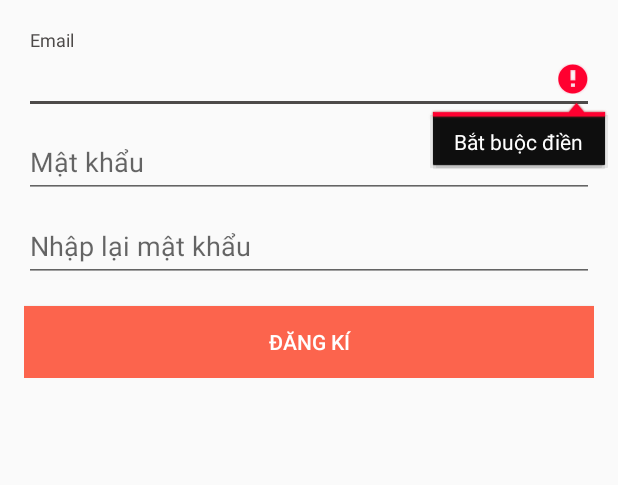
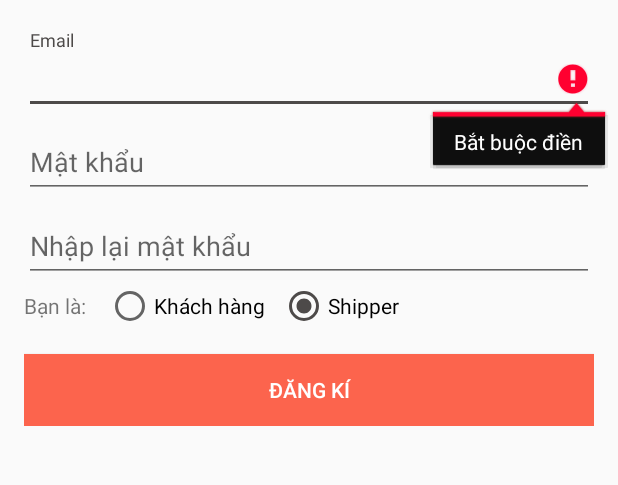
Before and after one commit to tungtobi/smartMobility, an Android app: the RegisterActivity screen opened directly, with no data from a screen before it, after a tap on "ĐĂNG KÍ", on a phone screen of 412 x 824 dp, the part 298-783 px from its top. Run offline under Robolectric (Android 15) with nearby library versions, the phone set to English and light mode, and no system bars; our stand-ins replace Volley; 2 statements that could not run were skipped; 1 other tap on this screen came first.

Commit message:
update login & register

```diff
--- a/app/src/main/java/vn/hrtech/myapplication/RegisterActivity.java
+++ b/app/src/main/java/vn/hrtech/myapplication/RegisterActivity.java
@@ -31,6 +31,8 @@ import android.widget.ArrayAdapter;
 import android.widget.AutoCompleteTextView;
 import android.widget.Button;
 import android.widget.EditText;
+import android.widget.RadioButton;
+import android.widget.RadioGroup;
 import android.widget.TextView;
 import android.widget.Toast;
 
@@ -83,6 +85,8 @@ public class RegisterActivity extends AppCompatActivity implements LoaderCallbac
     private AutoCompleteTextView mEmailView;
     private EditText mPasswordView;
     private EditText mPasswordViewAgain;
+    private RadioGroup mRadioGroup;
+    private RadioButton mRadioButton;
 
     @Override
     protected void onCreate(Bundle savedInstanceState) {
@@ -106,6 +110,8 @@ public class RegisterActivity extends AppCompatActivity implements LoaderCallbac
             }
         });
 
+        mRadioGroup = (RadioGroup)findViewById(R.id.radioGroup);
+
         Button mRegisterButton = (Button) findViewById(R.id.email_register_button);
         mRegisterButton.setOnClickListener(new OnClickListener() {
             @Override
@@ -114,6 +120,12 @@ public class RegisterActivity extends AppCompatActivity implements LoaderCallbac
             }
         });
 
+    }
+
+    public void checkButton(View v) {
+        int radioId = mRadioGroup.getCheckedRadioButtonId();
+        mRadioButton = (RadioButton)findViewById(radioId);
+        Toast.makeText(this, mRadioButton.getText(), Toast.LENGTH_LONG).show();
     }
 
     private void populateAutoComplete() {
@@ -161,6 +173,12 @@ public class RegisterActivity extends AppCompatActivity implements LoaderCallbac
         // Reset errors.
         mEmailView.setError(null);
         mPasswordView.setError(null);
+        mPasswordViewAgain.setError(null);
+
+        // Check radio button
+        String role = mRadioButton.getText().toString().equals("Shipper") ? "Shipper" : "CUSTOMER";
+
+        Toast.makeText(this, role, Toast.LENGTH_LONG).show();
 
         // Store values at the time of the login attempt.
         final String email = mEmailView.getText().toString();
@@ -202,11 +220,11 @@ public class RegisterActivity extends AppCompatActivity implements LoaderCallbac
         } else {
             // Show a progress spinner, and kick off a background task to
             // perform the user login attempt.
-            post(email, password);
+            post(email, password, role);
         }
     }
 
-    private void post(String email, String pass) {
+    private void post(String email, String pass, String role) {
         String reg_url = "http://18.188.242.150/api/User";
         RequestQueue myQueue = Volley.newRequestQueue(this);
         JSONObject userData = new JSONObject();
@@ -214,6 +232,7 @@ public class RegisterActivity extends AppCompatActivity implements LoaderCallbac
         try {
             userData.put("Username", email);
             userData.put("Password", pass);
+            //userData.put("Role", role);
 
         } catch(JSONException e) {
             e.printStackTrace();
--- a/app/src/main/res/layout/activity_register.xml
+++ b/app/src/main/res/layout/activity_register.xml
@@ -99,6 +99,36 @@
 
             </android.support.design.widget.TextInputLayout>
 
+            <RadioGroup
+                android:id="@+id/radioGroup"
+                android:layout_width="wrap_content"
+                android:layout_height="wrap_content"
+                android:orientation="horizontal">
+
+                <TextView
+                    android:layout_width="wrap_content"
+                    android:layout_height="wrap_content"
+                    android:text="Bạn là: "/>
+
+                <RadioButton
+                    android:id="@+id/radioButtonCustomer"
+                    android:layout_marginStart="10dp"
+                    android:layout_width="wrap_content"
+                    android:layout_height="wrap_content"
+                    android:text="@string/user_customer"
+                    android:onClick="checkButton"
+                    android:checked="true"/>
+
+                <RadioButton
+                    android:id="@+id/radioButtonShipper"
+                    android:layout_marginStart="10dp"
+                    android:layout_width="wrap_content"
+                    android:layout_height="wrap_content"
+                    android:text="@string/user_shipper"
+                    android:onClick="checkButton"/>
+
+            </RadioGroup>
+
             <Button
                 android:id="@+id/email_register_button"
                 style="@style/ButtonPrimary"
--- a/app/src/main/res/layout/dialog_show_qrcode.xml
+++ b/app/src/main/res/layout/dialog_show_qrcode.xml
@@ -9,6 +9,7 @@
         android:layout_width="wrap_content"
         android:layout_height="wrap_content"
         android:layout_marginTop="15dp"
+        android:textSize="20sp"
         android:text="@string/qr_describe"/>
 
     <ImageView
--- a/app/src/main/res/layout/order_custom_layout.xml
+++ b/app/src/main/res/layout/order_custom_layout.xml
@@ -8,6 +8,7 @@
     android:layout_height="wrap_content"
     android:layout_margin="4dp"
     xmlns:android="http://schemas.android.com/apk/res/android">
+
 
     <LinearLayout xmlns:android="http://schemas.android.com/apk/res/android"
     xmlns:app="http://schemas.android.com/apk/res-auto"
--- a/app/src/main/res/values/strings.xml
+++ b/app/src/main/res/values/strings.xml
@@ -3,6 +3,10 @@
     <string name="title_activity_login">Đăng nhập</string>
     <string name="title_activity_register">Đăng kí</string>
     <string name="title_activity_read_list">Lịch sử nhận hàng</string>
+
+    <!-- User -->
+    <string name="user_customer">Khách hàng</string>
+    <string name="user_shipper">Shipper</string>
 
     <!-- Strings related to login -->
     <string name="prompt_account">Email</string>
```
Also changed, not shown: app/src/main/java/vn/hrtech/myapplication/LoginActivity.java (+34 -2 lines), app/src/main/java/vn/hrtech/myapplication/MenuShipperActivity.java (+7 -2 lines), app/src/main/java/vn/hrtech/myapplication/User.java (added, +54 -0 lines), app/src/main/res/layout/activity_menu_shipper.xml (+14 -4 lines).
